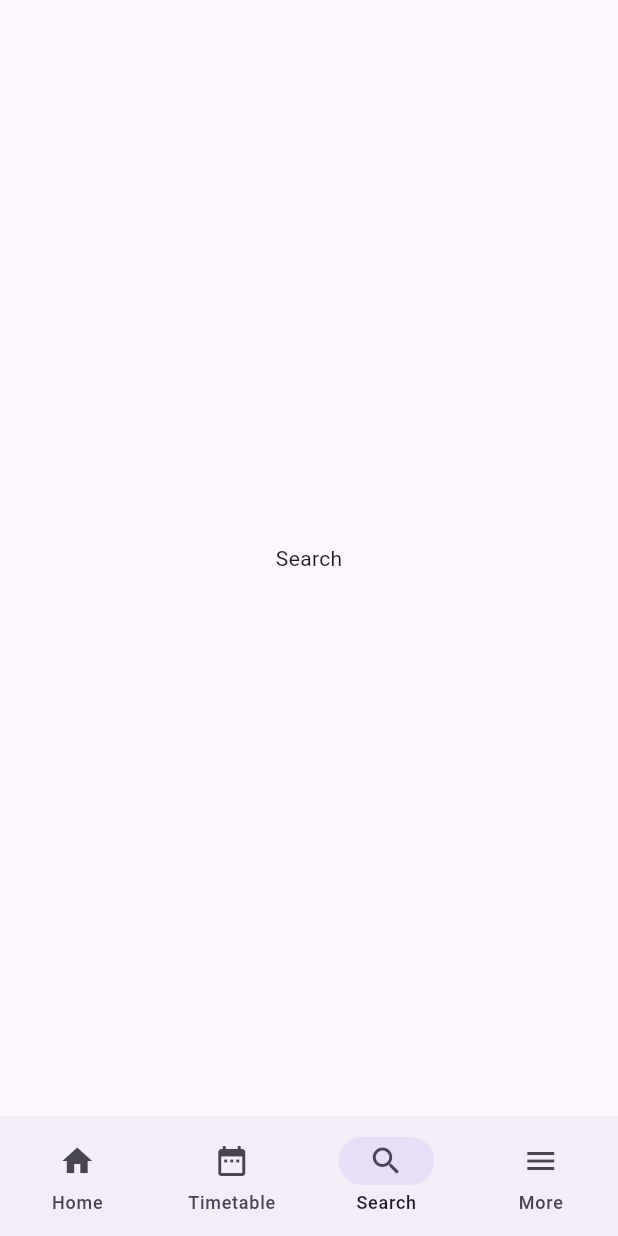
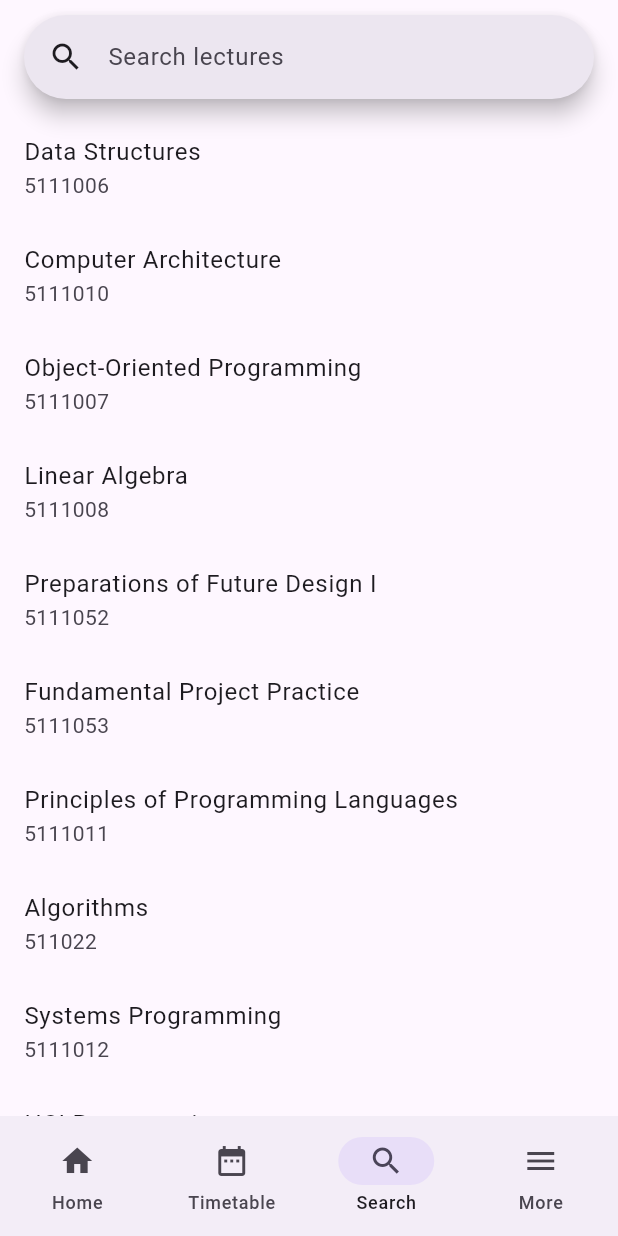
Before and after one commit to dustmqdyd/act1, a Flutter app: the screen it shows after launch, item 3 of the bottom bar chosen, on a phone screen of 412 x 824 dp. Run offline on Flutter 3.47's test engine with Material 2 defaults, Android fonts, the phone set to English and light mode, and no system bars.

Commit message:
Add search.dart & lecture_model.dart
1. search.dart
   Use SearchAnchor.bar in SliverAppBar
   Fix clipBehavior to Clip.none to prevent hardEdge

2. lecture_model.dart
   Temporary lecture model for prototype
   Should consider change variable 'year' to clearly represent academic year

```diff
--- /dev/null
+++ b/lib/lecture_model.dart
@@ -0,0 +1,11 @@
+class LectureModel {
+  final int? year;
+  final int? semester;
+  final String lectureName;
+  final int? lectureNumber;
+  final bool? isCompulsory;
+  final int? credit;
+
+  LectureModel(this.year, this.semester, this.lectureName, this.lectureNumber,
+      this.isCompulsory, this.credit);
+}
--- a/lib/main.dart
+++ b/lib/main.dart
@@ -1,4 +1,5 @@
 import 'package:flutter/material.dart';
+import 'package:mysample/search.dart';
 
 void main() {
   runApp(const MyApp());
@@ -19,20 +20,20 @@ class _MyAppState extends State<MyApp> {
     return MaterialApp(
       theme: ThemeData(useMaterial3: true),
       home: Scaffold(
-        body: const [
+        body: SafeArea(
+            child: const [
+          // Select pages as _currentPageIndex changes
           Center(
             child: Text('Home'),
           ),
           Center(
             child: Text('Timetable'),
           ),
-          Center(
-            child: Text('Search'),
-          ),
+          SearchPage(),
           Center(
             child: Text('More'),
           )
-        ][_currentPageIndex],
+        ][_currentPageIndex]),
         bottomNavigationBar: NavigationBar(
           selectedIndex: _currentPageIndex,
           destinations: const <NavigationDestination>[
--- /dev/null
+++ b/lib/search.dart
@@ -0,0 +1,78 @@
+import 'package:flutter/material.dart';
+
+import 'package:mysample/lecture_model.dart';
+
+class SearchPage extends StatefulWidget {
+  const SearchPage({super.key});
+
+  @override
+  State<SearchPage> createState() => _SearchPageState();
+}
+
+class _SearchPageState extends State<SearchPage> {
+  static List<LectureModel> tileList = [
+    // Sample lecture models
+
+    LectureModel(2, 1, 'Data Structures', 5111006, true, 3),
+    LectureModel(2, 1, 'Computer Architecture', 5111010, true, 3),
+    LectureModel(2, 1, 'Object-Oriented Programming', 5111007, false, 3),
+    LectureModel(2, 1, 'Linear Algebra', 5111008, false, 3),
+    LectureModel(2, 1, 'Preparations of Future Design I', 5111052, false, 1),
+    LectureModel(2, 1, 'Fundamental Project Practice', 5111053, false, 2),
+    LectureModel(2, 2, 'Principles of Programming Languages', 5111011, true, 3),
+    LectureModel(2, 2, 'Algorithms', 511022, true, 3),
+    LectureModel(2, 2, 'Systems Programming', 5111012, false, 3),
+    LectureModel(2, 2, 'HCI Programming', 5111014, false, 3),
+    LectureModel(2, 2, 'Preparations of Future Design II', 5111054, false, 1),
+    LectureModel(2, 2, 'Open Source Development Project Practice', 5111070, false, 2),
+  ];
+
+  List<LectureModel> tileListList = List.from(tileList);
+
+  Iterable<Widget> getSuggestions(SearchController controller) {
+    final String input = controller.value.text;
+
+    return tileList
+        .where(
+          (element) => element.lectureName.toLowerCase().contains(
+                input.toLowerCase(),
+              ),
+        )
+        .map(
+          (e) => ListTile(
+            title: Text(e.lectureName),
+            subtitle: Text(
+              e.lectureNumber.toString(),
+            ),
+          ),
+        );
+  }
+
+  @override
+  Widget build(BuildContext context) {
+    return CustomScrollView(
+      slivers: [
+        SliverPadding(
+          padding: const EdgeInsets.symmetric(vertical: 10),
+          sliver: SliverAppBar(
+            title: SearchAnchor.bar(
+              barHintText: 'Search lectures',
+              suggestionsBuilder: (context, controller) =>
+                  getSuggestions(controller),
+            ),
+            clipBehavior: Clip.none,
+          ),
+        ),
+        SliverList(
+          delegate: SliverChildBuilderDelegate(
+            (context, index) => ListTile(
+              title: Text(tileList[index].lectureName),
+              subtitle: Text(tileList[index].lectureNumber.toString()),
+            ),
+            childCount: tileList.length,
+          ),
+        ),
+      ],
+    );
+  }
+}
```
